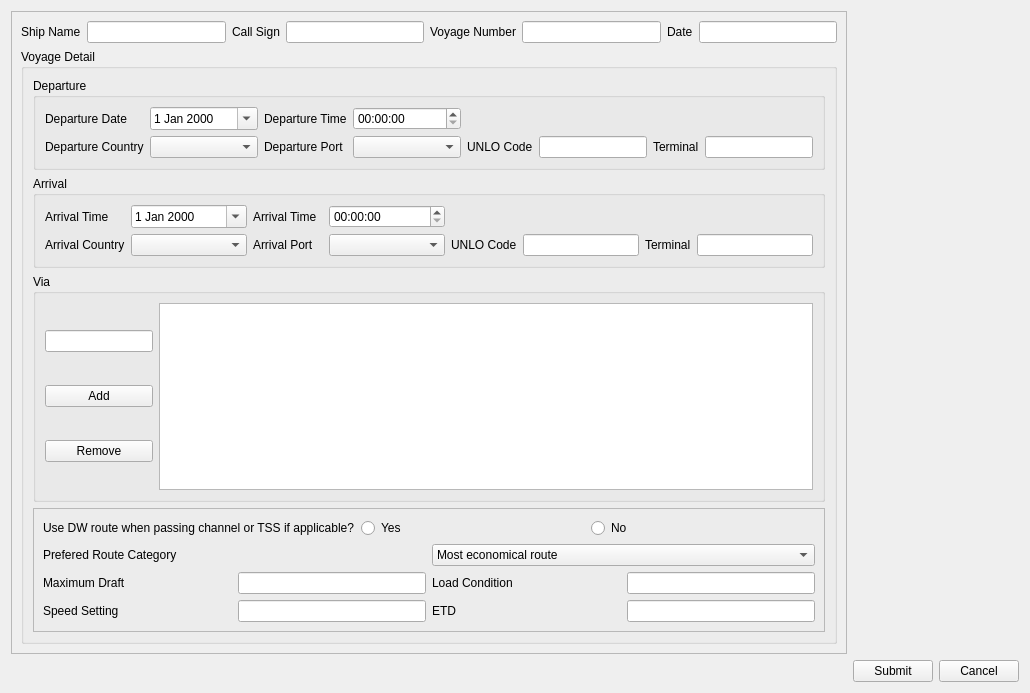
The window that QtUi/requestRoute.ui (heavenlxj/emgui) describes before a commit, drawn with Qt 5.
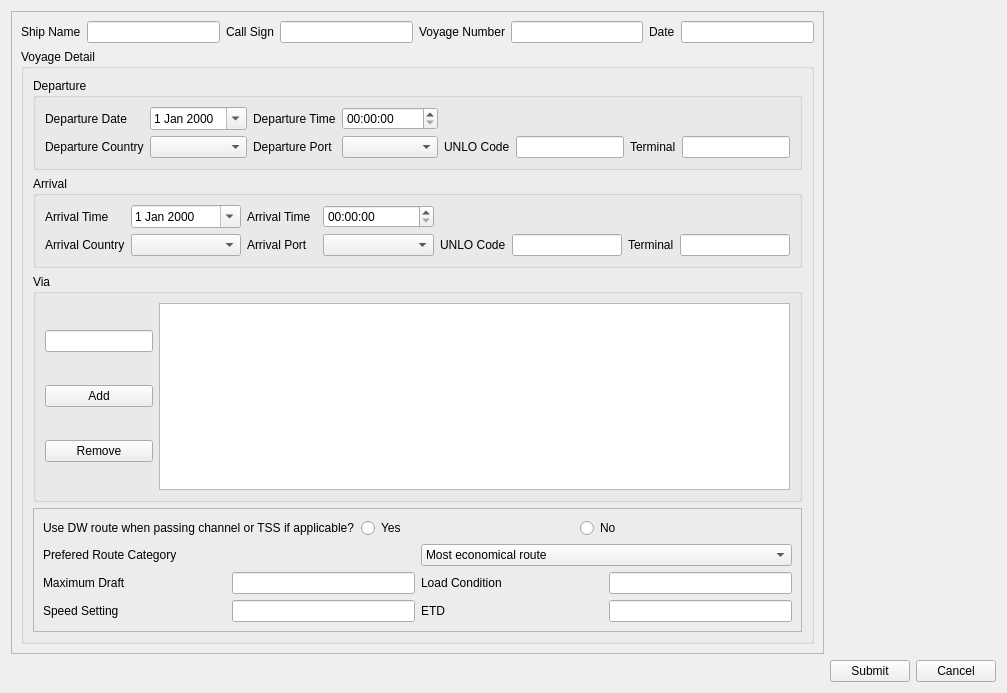
The same window after the commit.

```diff
--- a/QtUi/requestRoute.ui
+++ b/QtUi/requestRoute.ui
@@ -6,7 +6,7 @@
    <rect>
     <x>0</x>
     <y>0</y>
-    <width>1030</width>
+    <width>1007</width>
     <height>693</height>
    </rect>
   </property>
```
